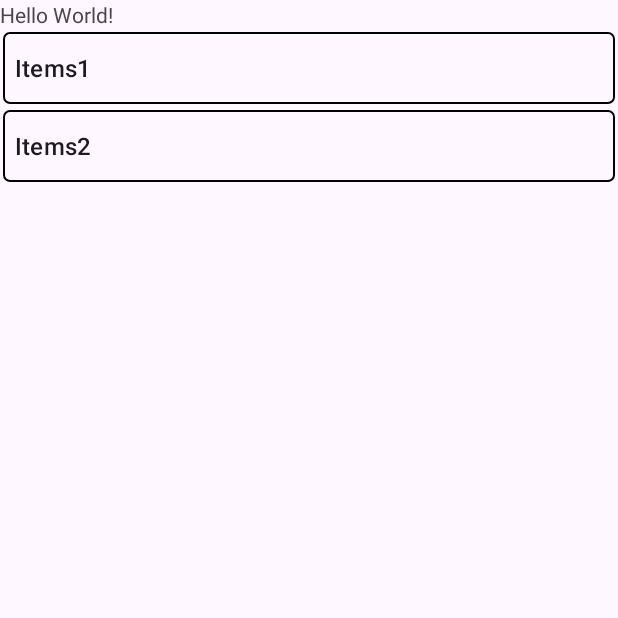
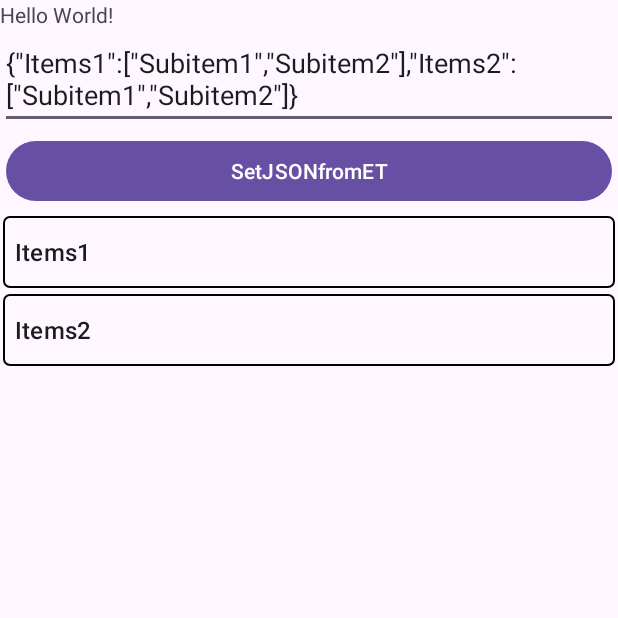
Before and after one commit to Kapiten/CBMExpandableList, an Android app: the screen it shows after launch (MainActivity), on a phone screen of 412 x 824 dp, the top half of it. Run offline under Robolectric (Android 15) with nearby library versions, the phone set to English and light mode, and no system bars.

Commit message:
Error Messaging

```diff
--- a/app/src/main/java/com/cbm/android/cbmexpandablelist/MainActivity.kt
+++ b/app/src/main/java/com/cbm/android/cbmexpandablelist/MainActivity.kt
@@ -2,8 +2,10 @@ package com.cbm.android.cbmexpandablelist
 
 import androidx.appcompat.app.AppCompatActivity
 import android.os.Bundle
+import android.view.View
 import com.cbm.android.cbmexpandablelist.databinding.ActivityMainBinding
 import org.json.JSONArray
+import org.json.JSONException
 import org.json.JSONObject
 
 class MainActivity : AppCompatActivity() {
@@ -12,7 +14,25 @@ class MainActivity : AppCompatActivity() {
         super.onCreate(savedInstanceState)
         binding = ActivityMainBinding.inflate(layoutInflater)
         setContentView(binding.root)
+        binding.tvELErrorTitle.setOnClickListener { binding.tvELErrorDetails.visibility=if(binding.tvELErrorDetails.visibility==View.VISIBLE){View.GONE}else{View.VISIBLE} }
 //JSONObject(resources.openRawResource(R.raw.sample_info).bufferedReader().use { it.readText() })
-        try { binding.items.addView(binding.items.createList(JSONObject().put("Items1", JSONArray().put("Subitem1").put("Subitem1")).put("Items2", JSONArray().put("Subitem1").put("Subitem1")))) }catch (ex:Exception){ex.printStackTrace()}
+        var json = JSONObject()
+        json = JSONObject().put("Items1", JSONArray().put("Subitem1").put("Subitem2")).put("Items2", JSONArray().put("Subitem1").put("Subitem2"))
+        binding.et.text.append(json.toString())
+        binding.btn.setOnClickListener { if(!binding.et.text.toString().isEmpty()){try{json=JSONObject(binding.et.text.toString());
+            try { binding.items.removeAllViews(); binding.items.addView(binding.items.createList(json))
+                binding.tvELErrorTitle.setText("");
+                binding.tvELErrorDetails.setText("");
+                binding.tvELErrorTitle.visibility= View.GONE}catch (ex:Exception){ex.printStackTrace()}}catch (jsonEx:JSONException){
+            binding.tvELErrorTitle.setText("JSON String Error");
+            binding.tvELErrorDetails.setText(jsonEx.message);
+            binding.tvELErrorTitle.visibility= View.VISIBLE}
+        catch (ex:Exception){ex.printStackTrace()
+            binding.tvELErrorTitle.setText("String Error");
+            binding.tvELErrorDetails.setText(ex.message);
+            binding.tvELErrorTitle.visibility= View.VISIBLE}}
+        }
+        if(json!=null&&json.length()>0){
+        try { binding.items.addView(binding.items.createList(json)) }catch (ex:Exception){ex.printStackTrace()}}
     }
 }
--- a/app/src/main/res/layout/activity_main.xml
+++ b/app/src/main/res/layout/activity_main.xml
@@ -15,6 +15,47 @@
         app:layout_constraintEnd_toEndOf="parent"
         app:layout_constraintStart_toStartOf="parent"
         app:layout_constraintTop_toTopOf="parent" />
+    <EditText
+        android:id="@+id/et"
+        android:layout_width="match_parent"
+        android:layout_height="wrap_content"
+        android:hint="Enter JSON text"
+        />
+    <LinearLayout
+        android:layout_width="match_parent"
+        android:layout_height="wrap_content"
+        android:orientation="vertical"
+        >
+        <TextView
+            android:id="@+id/tvELErrorTitle"
+            android:layout_width="match_parent"
+            android:layout_height="wrap_content"
+            android:padding="@dimen/s4dp"
+            android:visibility="gone"
+            android:textColor="#FFA00000"
+            tools:text="Error Title"
+            />
+        <ScrollView
+            android:layout_width="match_parent"
+            android:layout_height="wrap_content"
+            >
+        <TextView
+            android:id="@+id/tvELErrorDetails"
+            android:layout_width="match_parent"
+            android:layout_height="wrap_content"
+            android:layout_marginLeft="@dimen/s4dp"
+            android:padding="@dimen/s4dp"
+            android:visibility="gone"
+            android:textColor="#FFA00000"
+            tools:text="Error Details"
+            /></ScrollView>
+    </LinearLayout>
+    <Button
+        android:id="@+id/btn"
+        android:layout_width="match_parent"
+        android:layout_height="wrap_content"
+        android:layout_margin="@dimen/s4dp"
+        android:text="SetJSONfromET"/>
 
     <com.cbm.andy.cbmexpandablelist.Items
         android:id="@+id/items"
```
